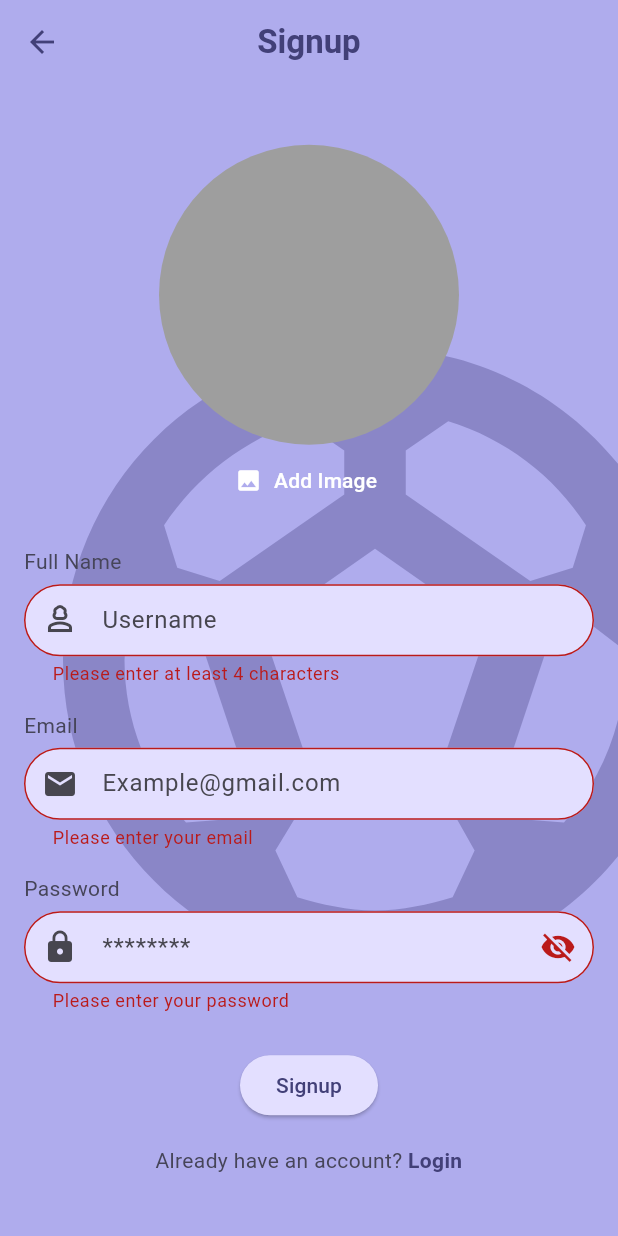
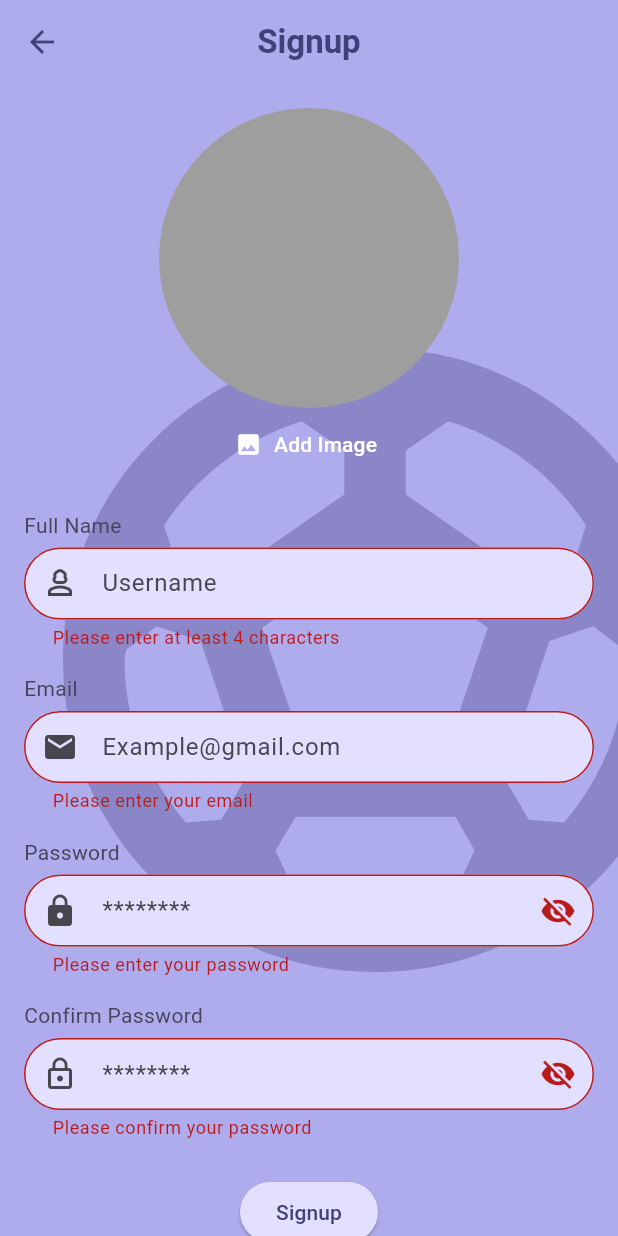
Before and after one commit to MotazElayyan/ProLeague, a Flutter app: the SignupPage screen opened directly, after a tap on "Signup", on a phone screen of 412 x 824 dp. Run offline on Flutter 3.47's test engine with Material 3 defaults, Android fonts, the phone set to English and light mode, and no system bars; our stand-ins replace carousel_slider, cloud_firestore, curved_navigation_bar, firebase_auth, firebase_core, firebase_storage and 3 more; accounts and stored records are empty; network calls fail.

Commit message:
changed title

```diff
--- a/lib/screens/pages/FavTeams.dart
+++ b/lib/screens/pages/FavTeams.dart
@@ -57,7 +57,7 @@ class _FavTeamsScreenState extends ConsumerState<FavTeamsScreen> {
                     'Pro ',
                     style: Theme.of(context).textTheme.headlineSmall?.copyWith(
                       fontWeight: FontWeight.bold,
-                      color: Theme.of(context).colorScheme.primary,
+                      color: Theme.of(context).colorScheme.secondary,
                     ),
                   ),
                   Image.asset('assets/images/logo1.png', width: 40, height: 40),
@@ -65,7 +65,7 @@ class _FavTeamsScreenState extends ConsumerState<FavTeamsScreen> {
                     ' League',
                     style: Theme.of(context).textTheme.headlineSmall?.copyWith(
                       fontWeight: FontWeight.bold,
-                      color: Theme.of(context).colorScheme.primary,
+                      color: Theme.of(context).colorScheme.secondary,
                     ),
                   ),
                 ],
--- a/lib/screens/signinOptions/chooseFavTeam.dart
+++ b/lib/screens/signinOptions/chooseFavTeam.dart
@@ -138,13 +138,12 @@ class _ChooseFavTeamState extends ConsumerState<ChooseFavTeam> {
 
   @override
   Widget build(BuildContext context) {
-    final theme = Theme.of(context);
     final selectedTeams = ref.watch(favoriteTeamsProvider);
 
     return Scaffold(
-      backgroundColor: theme.colorScheme.primary,
+      backgroundColor: Theme.of(context).colorScheme.primary,
       appBar: AppBar(
-        backgroundColor: theme.colorScheme.primary,
+        backgroundColor: Theme.of(context).colorScheme.primaryContainer,
         title: const Text('Choose Your Favorite Team'),
         actions: [
           TextButton(
--- a/lib/screens/signinOptions/signupPage.dart
+++ b/lib/screens/signinOptions/signupPage.dart
@@ -21,13 +21,16 @@ class SignupPage extends StatefulWidget {
 
 class _SignupPageState extends State<SignupPage> {
   final _formKey = GlobalKey<FormState>();
+
   final TextEditingController username = TextEditingController();
   final TextEditingController email = TextEditingController();
   final TextEditingController password = TextEditingController();
+  final TextEditingController confirmPassword = TextEditingController();
 
   File? _pickedImage;
   bool _isLoading = false;
   bool _showPassword = false;
+  bool _showPassword1 = false;
   AutovalidateMode _autovalidateMode = AutovalidateMode.disabled;
 
   Future<void> _signup() async {
@@ -113,6 +116,7 @@ class _SignupPageState extends State<SignupPage> {
     username.dispose();
     email.dispose();
     password.dispose();
+    confirmPassword.dispose();
     super.dispose();
   }
 
@@ -216,6 +220,34 @@ class _SignupPageState extends State<SignupPage> {
                           return null;
                         },
                       ),
+                      const SizedBox(height: 16),
+                      _buildTextField(
+                        controller: confirmPassword,
+                        hintText: '********',
+                        label: 'Confirm Password',
+                        prefixIcon: Icons.lock_outline,
+                        obscureText: !_showPassword1,
+                        suffixIcon: IconButton(
+                          icon: Icon(
+                            _showPassword
+                                ? Icons.visibility
+                                : Icons.visibility_off,
+                          ),
+                          onPressed: () {
+                            setState(() {
+                              _showPassword1 = !_showPassword1;
+                            });
+                          },
+                        ),
+                        validator: (value) {
+                          if (value == null || value.isEmpty) {
+                            return 'Please confirm your password';
+                          } else if (value != password.text) {
+                            return 'Passwords do not match';
+                          }
+                          return null;
+                        },
+                      ),
                       const SizedBox(height: 24),
                       if (_isLoading)
                         CircularProgressIndicator(
```
